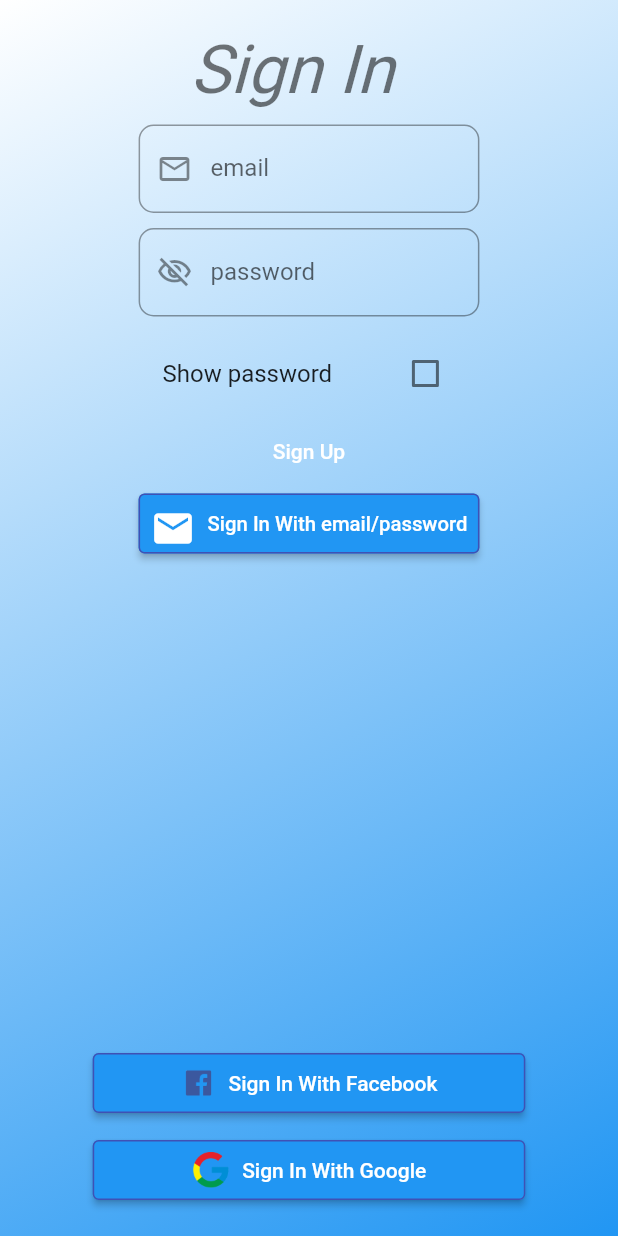
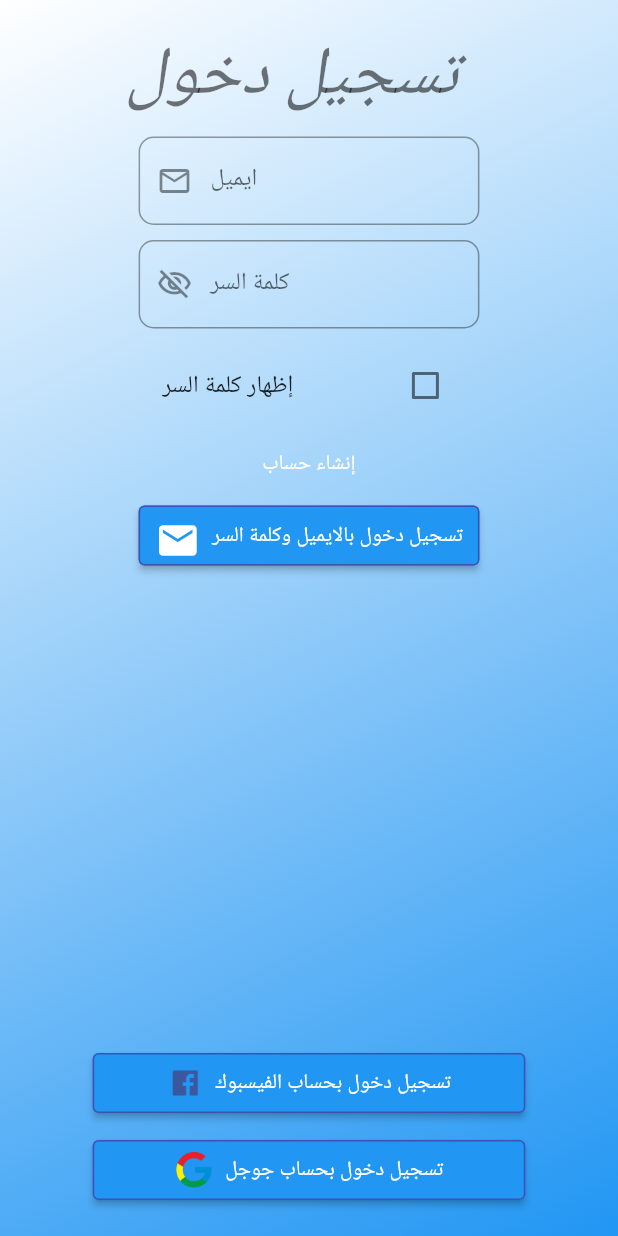
Before and after one commit to MTH96/Servieces-Notebook, a Flutter app: the screen it shows after launch, on a phone screen of 412 x 824 dp. Run offline on Flutter 3.47's test engine with Material 2 defaults, Android fonts, the phone set to English and light mode, and no system bars; our stand-ins replace cloud_firestore, email_validator, firebase_auth, firebase_core, firebase_storage, google_sign_in; missing offline and left inert: flutter_facebook_auth; accounts and stored records are empty.

Commit message:
some changes

```diff
--- /dev/null
+++ b/lib/models/account.dart
@@ -0,0 +1,3 @@
+class Account {
+  late String id;
+}
--- a/lib/screens/auth_screen.dart
+++ b/lib/screens/auth_screen.dart
@@ -17,16 +17,12 @@ class AuthScreen extends StatefulWidget {
 class _AuthScreenState extends State<AuthScreen> {
   final _auth = Auth();
   void signWithGoogle() async {
+    await _auth.signInWithGoogle(context);
 
-
-      await _auth.signInWithGoogle(context);
-
-      Navigator.of(context).pushReplacementNamed(RegScreen.routeName);
-
+    Navigator.of(context).pushReplacementNamed(RegScreen.routeName);
   }
 
   void signWithFacebook() async {
-
     if (await _auth.signInWithFacebook(context)) {
       Navigator.of(context).pushReplacementNamed(HomeScreen.routeName);
     }
@@ -53,7 +49,7 @@ class _AuthScreenState extends State<AuthScreen> {
             const SizedBox(height: 10),
             SignInButton(
               ctx: context,
-              label: const Text('Sign In With Facebook'),
+              label: const Text('تسجيل دخول بحساب الفيسبوك'),
               icon: Image.asset(
                 'assets/images/fb.png',
                 height: 35,
@@ -63,7 +59,7 @@ class _AuthScreenState extends State<AuthScreen> {
             const SizedBox(height: 10),
             SignInButton(
               ctx: context,
-              label: const Text('Sign In With Google'),
+              label: const Text('تسجيل دخول بحساب جوجل'),
               icon: Image.asset(
                 'assets/images/google.png',
                 height: 30,
@@ -95,10 +91,9 @@ class _SignInWithEmailState extends State<SignInWithEmail> {
 
   final _auth = Auth();
   void signWithEmail() async {
-
-      isSignIn
-          ? await _auth.signInWithEmail(context,email, password)
-          : await _auth.signUpWithEmail(context,email, password);
+    isSignIn
+        ? await _auth.signInWithEmail(context, email, password)
+        : await _auth.signUpWithEmail(context, email, password);
 
     if (_auth.isSignedIn()) {
       Navigator.of(context).pushReplacementNamed(HomeScreen.routeName);
@@ -115,7 +110,7 @@ class _SignInWithEmailState extends State<SignInWithEmail> {
               width: widget.screenSize.width * .6,
               transform: Matrix4.skewX(50),
               child: Text(
-                isSignIn ? 'Sign In' : 'Sign Up',
+                isSignIn ? 'تسجيل دخول' : 'انشاء حساب',
                 style: Theme.of(context).textTheme.headline3,
                 textAlign: TextAlign.center,
               ),
@@ -130,18 +125,18 @@ class _SignInWithEmailState extends State<SignInWithEmail> {
                     TextFormField(
                       validator: (val) {
                         if (!EmailValidator.validate(val!)) {
-                          return 'please enter a valid email';
+                          return 'من فضلك ادخل ايميل صحيح';
                         }
                       },
                       decoration: const InputDecoration(
-                          label: Text('email'),
+                          label: Text('ايميل'),
                           prefixIcon: Icon(Icons.email_outlined),
                           border: OutlineInputBorder(
                               borderRadius: BorderRadius.all(
                             Radius.circular(10.0),
                           ))),
                       onFieldSubmitted: (str) => email = str.trim(),
-                      onChanged:(str) => setState(() {
+                      onChanged: (str) => setState(() {
                         email = str.trim();
                       }),
                     ),
@@ -152,12 +147,12 @@ class _SignInWithEmailState extends State<SignInWithEmail> {
                       onFieldSubmitted: (str) => password = str,
                       validator: (val) {
                         if (val!.length < 8) {
-                          return 'password is too short';
+                          return 'كلمة المرور قصيرة';
                         }
                       },
                       controller: passwordCtrl,
                       decoration: InputDecoration(
-                          label: const Text('password'),
+                          label: const Text('كلمة السر'),
                           prefixIcon: Icon(
                             showPassword
                                 ? Icons.visibility_outlined
@@ -182,14 +177,14 @@ class _SignInWithEmailState extends State<SignInWithEmail> {
                         onFieldSubmitted: (str) => rePassword = str,
                         validator: (val) {
                           if (!isSignIn && val != passwordCtrl.text) {
-                            return 'password doesn\'t match!';
+                            return 'كلمتان السر غير متطابقة';
                           }
                         },
                         decoration: isSignIn
                             ? const InputDecoration(border: InputBorder.none)
                             : InputDecoration(
-                                label: const Text('password'),
-                            prefixIcon: Icon(
+                                label: const Text('كلمة السر'),
+                                prefixIcon: Icon(
                                   showPassword
                                       ? Icons.visibility_outlined
                                       : Icons.visibility_off_outlined,
@@ -202,7 +197,7 @@ class _SignInWithEmailState extends State<SignInWithEmail> {
                       ),
                     ),
                     CheckboxListTile(
-                      title: const Text('Show password'),
+                      title: const Text('إظهار كلمة السر'),
                       value: showPassword,
                       onChanged: (val) {
                         setState(() {
@@ -214,13 +209,13 @@ class _SignInWithEmailState extends State<SignInWithEmail> {
                         onPressed: () => setState(() {
                               isSignIn = !isSignIn;
                             }),
-                        child: Text(isSignIn ? 'Sign Up' : 'Sign In',
+                        child: Text(isSignIn ? 'إنشاء حساب' : 'تسجيل دخول',
                             style: Theme.of(context).textTheme.bodyText1)),
                     SignInButton(
                       ctx: context,
                       label: Text(isSignIn
-                          ? 'Sign In With email/password'
-                          : 'Sign Up With email/password'),
+                          ? 'تسجيل دخول بالايميل وكلمة السر'
+                          : 'إنشاء حساب بالإيميل وكلة السر'),
                       icon: const Icon(
                         Icons.email,
                         size: 30,
@@ -230,7 +225,7 @@ class _SignInWithEmailState extends State<SignInWithEmail> {
                           _formKey.currentState!.save();
                           print('email : $email');
                           print('pass: $password');
-                         signWithEmail();
+                          signWithEmail();
                         }
                       },
                     ),
--- a/pubspec.yaml
+++ b/pubspec.yaml
@@ -35,6 +35,10 @@ dependencies:
   firebase_auth: ^3.1.1
   google_sign_in: ^5.1.1
   flutter_facebook_auth: ^3.5.2
+  cloud_firestore: ^2.5.3
+  firebase_storage: ^10.0.3
+  provider: ^6.0.1
+  intl: ^0.17.0
 
   # The following adds the Cupertino Icons font to your application.
   # Use with the CupertinoIcons class for iOS style icons.
```
Also changed, not shown: lib/models/storage.dart (added, +18 -0 lines), lib/screens/reg_screen.dart (+79 -52 lines), pubspec.lock.
